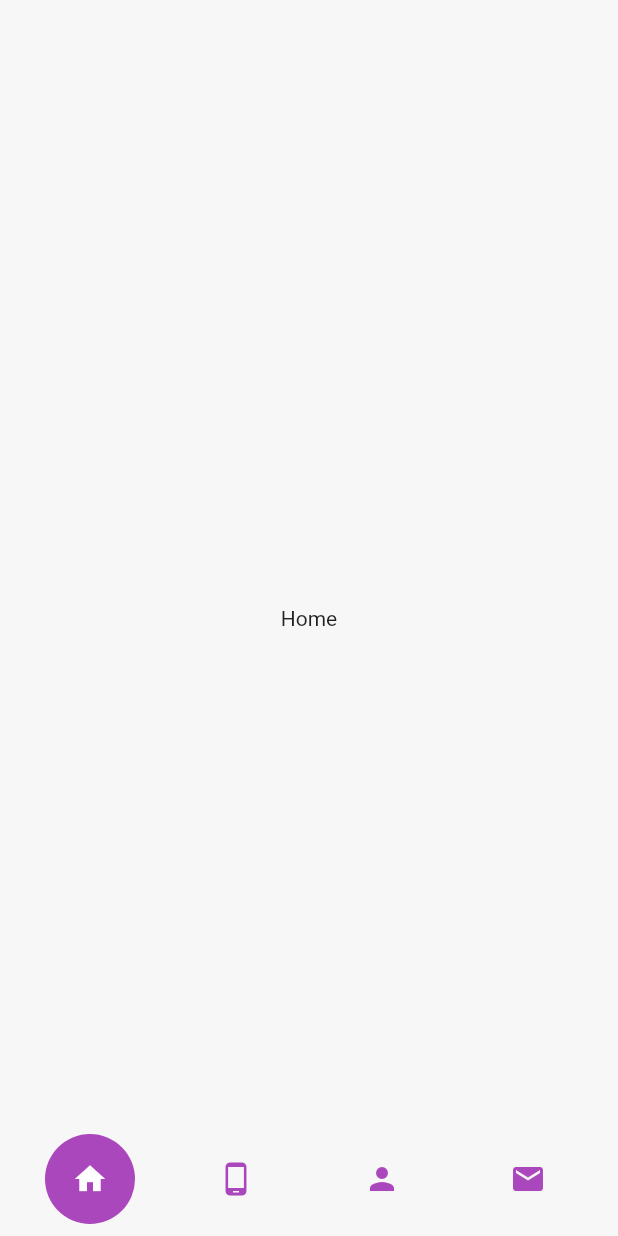
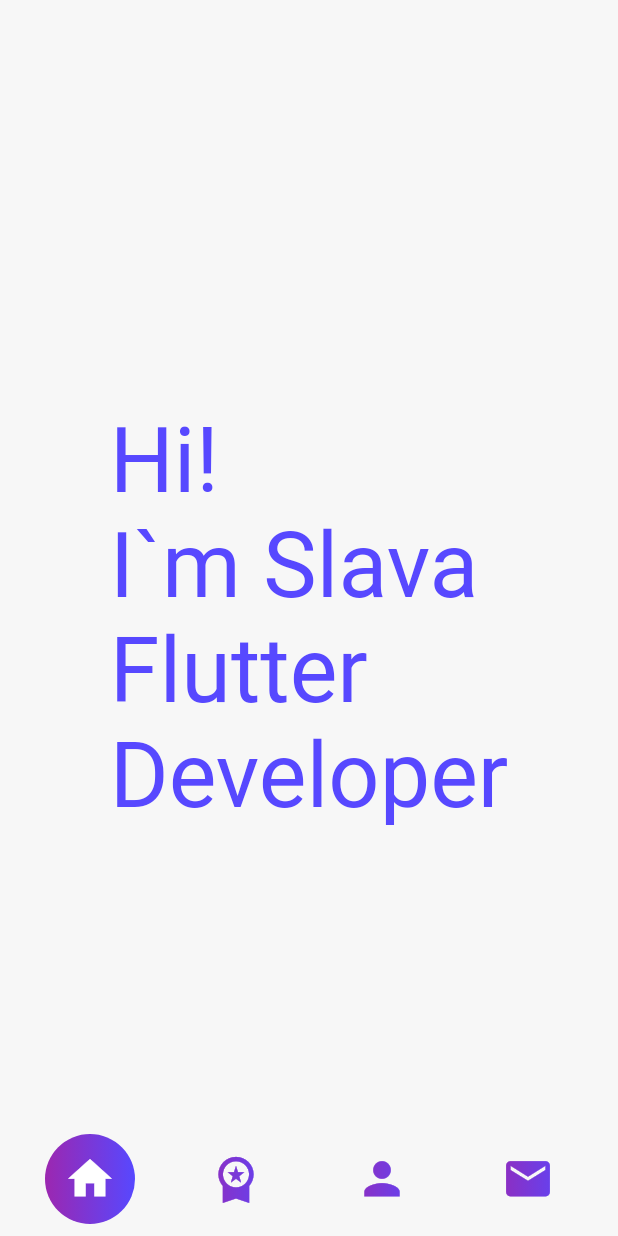
Before and after one commit to skosyrskyv/resume, a Flutter app: the screen it shows after launch, on a phone screen of 412 x 824 dp. Run offline on Flutter 3.47's test engine with Material 2 defaults, Android fonts, the light colour scheme and no system bars; drawn by our look-alikes of animated_text_kit; our stand-ins replace bloc, easy_localization, fluro, flutter_bloc, freezed_annotation, get_it and 3 more; missing offline and left inert: easy_localization_loader.

Commit message:
restyle bottom navigation bar

```diff
--- a/lib/core/navigator/widgets/custom_bottom_navigator.dart
+++ b/lib/core/navigator/widgets/custom_bottom_navigator.dart
@@ -37,7 +37,7 @@
   @override
   Widget build(BuildContext context) {
     final screenWidth = MediaQuery.of(context).size.width;
-
+    final theme = Theme.of(context);
     return BlocBuilder<BottomNavigatorCubit, int>(
       builder: (context, screenIndex) {
         return Container(
@@ -59,7 +59,12 @@
                     width: _itemWidth,
                     decoration: BoxDecoration(
                       shape: BoxShape.circle,
-                      color: Theme.of(context).primaryColor,
+                      gradient: LinearGradient(
+                        colors: [
+                          theme.colorScheme.primary,
+                          theme.colorScheme.secondary,
+                        ],
+                      ),
                     ),
                   ),
                 ),
@@ -71,9 +76,14 @@
                       icon: item.icon,
                       diameter: 60,
                       selected: screenIndex == index,
-                      iconColor: Theme.of(context).primaryColor,
-                      selectedIconColor:
-                          Theme.of(context).colorScheme.onPrimary,
+                      iconColorGradient: [
+                        theme.colorScheme.primary,
+                        theme.colorScheme.secondary,
+                      ],
+                      selectedIconColorGradient: [
+                        theme.colorScheme.onPrimary,
+                        theme.colorScheme.onPrimary,
+                      ],
                       colorChangingDuration: _animationDuration,
                       onTap: () =>
                           context.read<BottomNavigatorCubit>().setTab(index),
--- a/lib/core/navigator/widgets/navigation_button.dart
+++ b/lib/core/navigator/widgets/navigation_button.dart
@@ -4,8 +4,8 @@
   final Widget icon;
   final bool selected;
   final double diameter;
-  final Color iconColor;
-  final Color selectedIconColor;
+  final List<Color> iconColorGradient;
+  final List<Color> selectedIconColorGradient;
   final Duration colorChangingDuration;
   final VoidCallback onTap;
 
@@ -14,8 +14,8 @@
     required this.icon,
     required this.selected,
     required this.diameter,
-    required this.iconColor,
-    required this.selectedIconColor,
+    required this.iconColorGradient,
+    required this.selectedIconColorGradient,
     required this.colorChangingDuration,
     required this.onTap,
   });
@@ -25,32 +25,37 @@
 }
 
 class _NavigationButtonState extends State<NavigationButton> {
-  late Color _color;
+  late List<Color> _colors;
 
   @override
   void initState() {
-    _setColor();
+    _setColors();
     super.initState();
   }
 
   @override
   void didUpdateWidget(covariant NavigationButton oldWidget) {
-    _delayedColorUpdate();
+    _delayedColorsUpdate();
     super.didUpdateWidget(oldWidget);
   }
 
-  void _delayedColorUpdate() async {
+  void _delayedColorsUpdate() async {
     await Future.delayed(widget.colorChangingDuration);
-    _setColor();
+    _setColors();
   }
 
-  void _setColor() {
-    _color = widget.selected ? widget.selectedIconColor : widget.iconColor;
-    setState(() {});
+  void _setColors() {
+    if (mounted) {
+      _colors = widget.selected
+          ? widget.selectedIconColorGradient
+          : widget.iconColorGradient;
+      setState(() {});
+    }
   }
 
   @override
   Widget build(BuildContext context) {
+    final theme = Theme.of(context);
     return GestureDetector(
       onTap: widget.onTap,
       child: Container(
@@ -61,9 +66,17 @@
         ),
         child: IconTheme(
           data: IconThemeData(
-            color: _color,
+            color: theme.colorScheme.onPrimary,
+            size: 35,
           ),
-          child: widget.icon,
+          child: ShaderMask(
+            shaderCallback: (Rect bounds) {
+              return LinearGradient(
+                colors: _colors,
+              ).createShader(bounds);
+            },
+            child: widget.icon,
+          ),
         ),
       ),
     );
--- a/lib/core/theme/models/app_color_scheme.dart
+++ b/lib/core/theme/models/app_color_scheme.dart
@@ -17,7 +17,7 @@
         onPrimary: ColorPallet.white,
         primaryContainer: Color(0xFFCCDCE7),
         onPrimaryContainer: Color(0xFF003E6E),
-        secondary: Color(0xFF0D99FF),
+        secondary: ColorPallet.blue,
         onSecondary: Color(0xFFFFFFFF),
         secondaryContainer: Color(0xFFCFEBFF),
         onSecondaryContainer: Color(0xFF0A7ACC),
--- a/lib/core/theme/models/color_pallet.dart
+++ b/lib/core/theme/models/color_pallet.dart
@@ -8,7 +8,8 @@
   static const Color greyLight = Color(0xFF5e5e5e);
   static const Color greyDark = Color(0xFF343434);
   static const Color background = Color(0xFFF7F7F7);
-  static const Color purple = Color(0xFFab47bc);
+  static const Color purple = kPurple;
+  static const Color blue = Color.fromARGB(255, 87, 72, 255);
 }
 
 const MaterialColor kPurple = MaterialColor(
--- a/lib/features/home/presentaion/screens/home.dart
+++ b/lib/features/home/presentaion/screens/home.dart
@@ -9,7 +9,7 @@
   @override
   Widget build(BuildContext context) {
     return Responsive(
-      mobile: HomeMobile(),
+      mobile: HomeDesktop(),
       desktop: HomeDesktop(),
     );
   }
--- a/lib/features/home/presentaion/screens/home_desktop.dart
+++ b/lib/features/home/presentaion/screens/home_desktop.dart
@@ -1,4 +1,6 @@
+import 'package:animated_text_kit/animated_text_kit.dart';
 import 'package:flutter/material.dart';
+import 'package:google_fonts/google_fonts.dart';
 import 'package:resume/core/widgets/screen.dart';
 
 class HomeDesktop extends StatelessWidget {
@@ -6,8 +8,40 @@
 
   @override
   Widget build(BuildContext context) {
+    final theme = Theme.of(context);
+    final colorizeColors = [
+      theme.colorScheme.secondary,
+      theme.colorScheme.primary,
+    ];
+
+    final colorizeTextStyle = TextStyle(
+      fontSize: 60.0,
+      fontFamily: GoogleFonts.russoOne().fontFamily,
+    );
+
+    List<String> texts = [
+      'Hi!\nI`m Slava\nFlutter\nDeveloper',
+      'This is my\nFlutter\nApplication\nResume',
+      'You can\nRun this\nOn any\nDevice',
+    ];
+
     return Screen(
-      body: Center(child: Text('Home')),
+      body: Center(
+        child: AnimatedTextKit(
+          pause: Duration(milliseconds: 100),
+          animatedTexts: [
+            ...texts.map(
+              (text) => ColorizeAnimatedText(
+                text,
+                textStyle: colorizeTextStyle,
+                colors: colorizeColors,
+              ),
+            ),
+          ],
+          isRepeatingAnimation: true,
+          repeatForever: true,
+        ),
+      ),
     );
   }
 }
--- a/lib/features/home/presentaion/screens/home_mobile.dart
+++ b/lib/features/home/presentaion/screens/home_mobile.dart
@@ -7,7 +7,11 @@
   @override
   Widget build(BuildContext context) {
     return Screen(
-      body: Center(child: Text('Home')),
+      body: Center(
+        child: Text(
+          MediaQuery.of(context).size.width.toString(),
+        ),
+      ),
     );
   }
 }
--- a/lib/utils/responsive.dart
+++ b/lib/utils/responsive.dart
@@ -7,7 +7,7 @@
   static const int LG = 1140;
   static const int MD = 720;
   static const int SM = 576;
-  static const int XS = 400;
+  static const int XS = 450;
 }
 
 class Responsive extends StatelessWidget {
@@ -23,24 +23,22 @@
   }) : super(key: key);
 
   static bool isMobile(BuildContext context) =>
-      MediaQuery.of(context).size.width < BreakPoints.SM;
+      MediaQuery.of(context).size.width < BreakPoints.XS;
 
   static bool isTablet(BuildContext context) =>
-      MediaQuery.of(context).size.width < BreakPoints.LG &&
-      MediaQuery.of(context).size.width >= BreakPoints.SM;
+      MediaQuery.of(context).size.width < BreakPoints.MD &&
+      MediaQuery.of(context).size.width >= BreakPoints.XS;
 
   static bool isDesktop(BuildContext context) =>
-      MediaQuery.of(context).size.width >= BreakPoints.LG;
+      MediaQuery.of(context).size.width >= BreakPoints.MD;
 
   @override
   Widget build(BuildContext context) {
-    final Size size = MediaQuery.of(context).size;
-
-    if (size.width >= BreakPoints.LG) {
+    if (isDesktop(context)) {
       return desktop;
-    } else if (size.width >= BreakPoints.MD && tablet != null) {
+    } else if (isTablet(context) && tablet != null) {
       return tablet!;
-    } else if (size.width >= BreakPoints.MD && tablet == null) {
+    } else if (isTablet(context) && tablet == null) {
       return desktop;
     } else {
       return mobile;
```
Also changed, not shown: lib/core/navigator/widgets/navigator_wrapper.dart (+24 -21 lines), lib/core/widgets/buttons/gradient_text_button.dart (added, +45 -0 lines), lib/core/widgets/buttons/highlighted_text_button.dart (deleted, +0 -10 lines), pubspec.yaml (+10 -0 lines), assets/fonts/Horizon.otf (added), assets/fonts/invetero-Italic.ttf (added), assets/fonts/invetero-Regular.ttf (added), lib/core/navigator/widgets/custom_app_bar.dart (added), pubspec.lock, 2 other files.
